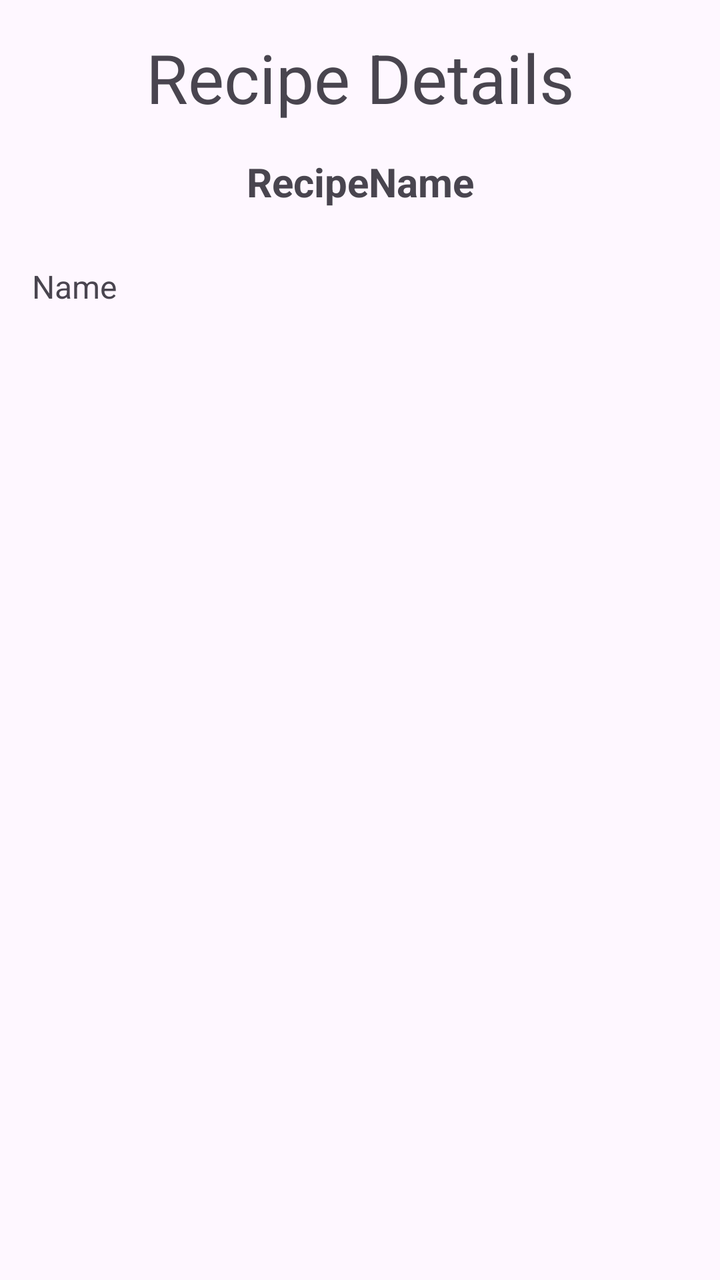
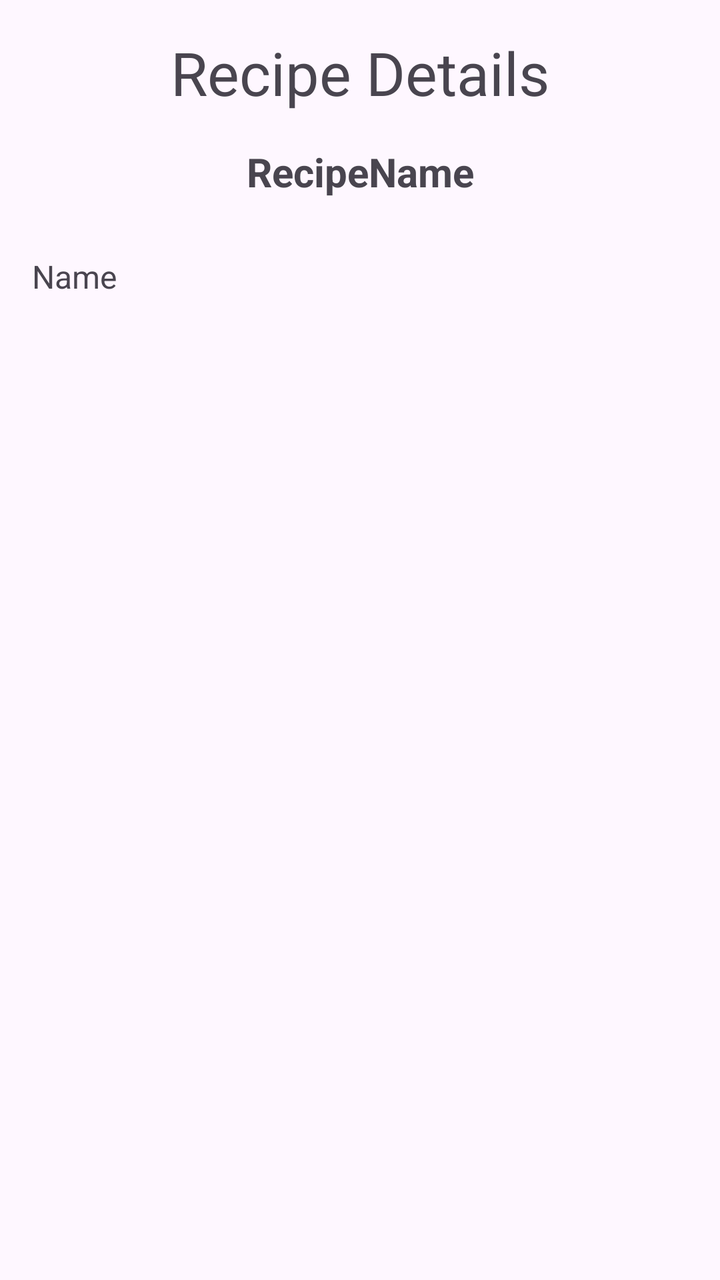

Compare the two renders of this Android layout. The source of the first and the diff that turns it into the second are given below.
<!-- AndroidManifest.xml: application theme Theme.SmartPantry -->
<!-- res/layout/recipe_details_screen.xml -->
<?xml version="1.0" encoding="utf-8"?>
<LinearLayout xmlns:android="http://schemas.android.com/apk/res/android"
    android:layout_width="match_parent"
    android:layout_height="match_parent"
    android:orientation="vertical"
    android:padding="16dp">

    <TextView
        android:id="@+id/textView3"
        android:layout_width="match_parent"
        android:layout_height="wrap_content"
        android:text="Recipe Details"
        android:textAlignment="center"
        android:textSize="34sp" />

    <LinearLayout
        android:id="@+id/RecipeNameCol"
        android:layout_width="match_parent"
        android:layout_height="wrap_content"
        android:orientation="horizontal">


        <TextView
            android:id="@+id/recipeNameTxt"
            android:layout_width="0dp"
            android:layout_height="wrap_content"
            android:layout_weight="1"
            android:padding="16dp"
            android:text="RecipeName"
            android:textAlignment="center"
            android:textSize="20sp"
            android:textStyle="bold" />

    </LinearLayout>

    <ScrollView
        android:layout_width="match_parent"
        android:layout_height="0dp"
        android:layout_weight="1"
        android:fillViewport="true">

        <TextView
            android:id="@+id/editTextText2"
            android:layout_width="match_parent"
            android:layout_height="wrap_content"
            android:paddingTop="12dp"
            android:text="Name"
            android:textSize="16sp" />
    </ScrollView>

</LinearLayout>
<!-- resources referenced by this layout -->
<resources>
  <style name="Theme.SmartPantry" parent="Base.Theme.SmartPantry" />
  <style name="Base.Theme.SmartPantry" parent="Theme.Material3.DayNight.NoActionBar">
          
          
      </style>
</resources>

<!-- the commit's change to res/layout/recipe_details_screen.xml (unified diff, before → after) -->
@@ -1,5 +1,6 @@
 <?xml version="1.0" encoding="utf-8"?>
 <LinearLayout xmlns:android="http://schemas.android.com/apk/res/android"
+    xmlns:tools="http://schemas.android.com/tools"
     android:layout_width="match_parent"
     android:layout_height="match_parent"
     android:orientation="vertical"
@@ -11,7 +12,8 @@
         android:layout_height="wrap_content"
         android:text="Recipe Details"
         android:textAlignment="center"
-        android:textSize="34sp" />
+        android:textSize="30sp"
+        tools:textStyle="bold" />
 
     <LinearLayout
         android:id="@+id/RecipeNameCol"
